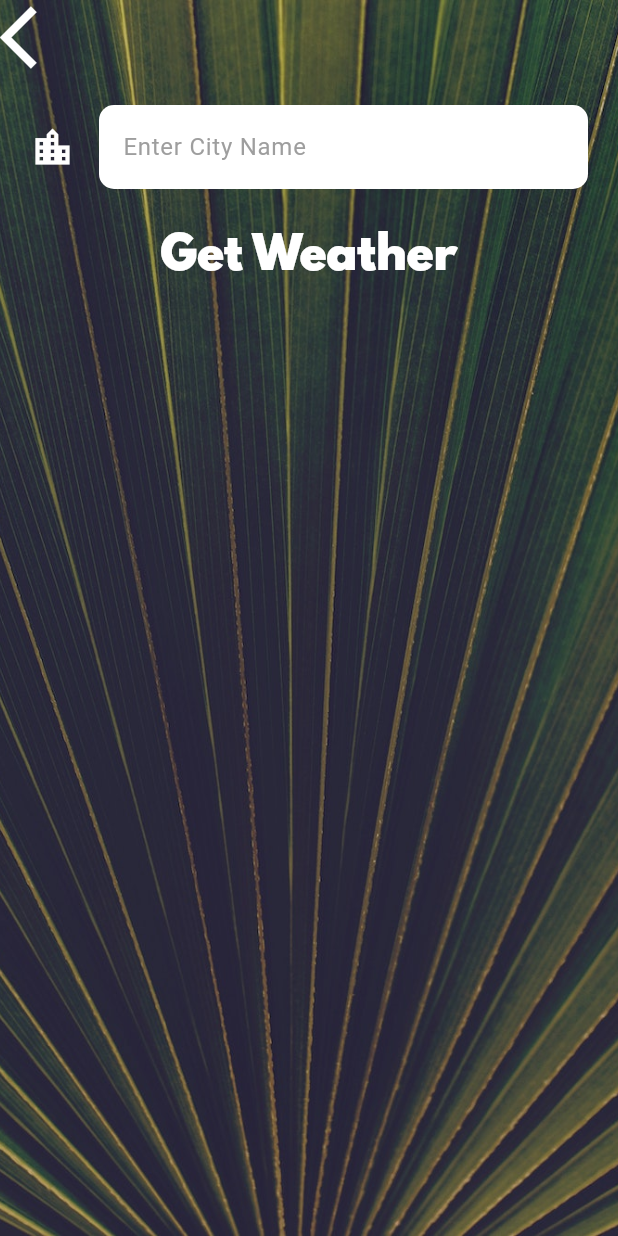
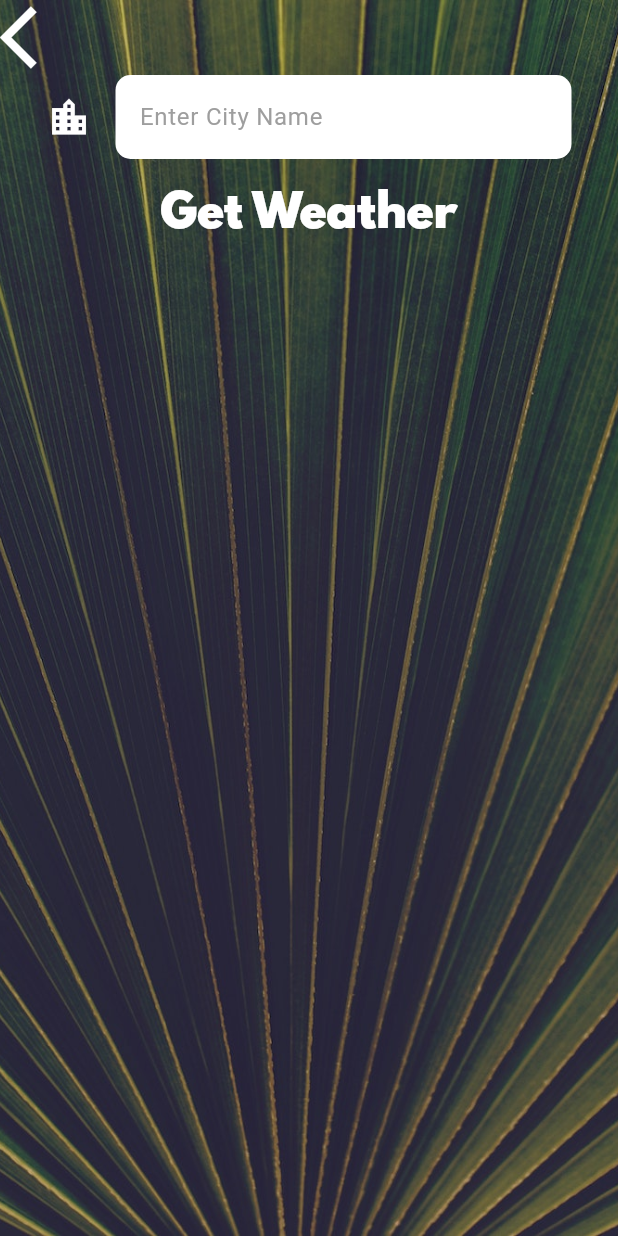
Before and after one commit to arpit295/flutter-weather-app, a Flutter app: the CityScreen screen opened directly, on a phone screen of 412 x 824 dp. Run offline on Flutter 3.47's test engine with Material 3 defaults, Android fonts, the phone set to English and light mode, and no system bars; our stand-ins replace flutter_spinkit, geolocator, permission_handler; network calls fail.

Commit message:
Updated UI

```diff
--- a/lib/city_screen.dart
+++ b/lib/city_screen.dart
@@ -8,7 +8,8 @@ class CityScreen extends StatefulWidget {
 }
 
 class _CityScreenState extends State<CityScreen> {
-  late String city;
+  String? city;
+
   @override
   Widget build(BuildContext context) {
     return Scaffold(
@@ -34,8 +35,8 @@ class _CityScreenState extends State<CityScreen> {
                   ),
                 ),
               ),
-              Container(
-                margin: EdgeInsets.all(20),
+              SizedBox(
+                width: 350,
                 child: TextField(
                   onChanged: (value) {
                     city = value;
@@ -59,6 +60,9 @@ class _CityScreenState extends State<CityScreen> {
                   ),
                 ),
               ),
+              SizedBox(
+                height: 12,
+              ),
               GestureDetector(
                 onTap: () {
                   Navigator.pop(context, city);
--- a/lib/location.dart
+++ b/lib/location.dart
@@ -8,7 +8,7 @@ class Location {
   Future<void> getCurrentLocation() async {
     try {
       await Permission.location.request();
-      LocationSettings locationSettings = const LocationSettings(
+      LocationSettings locationSettings = LocationSettings(
         accuracy: LocationAccuracy.low,
       );
       Position position = await Geolocator.getCurrentPosition(
```
Also changed, not shown: lib/location_screen.dart (+21 -4 lines), lib/weather.dart (+0 -14 lines).
